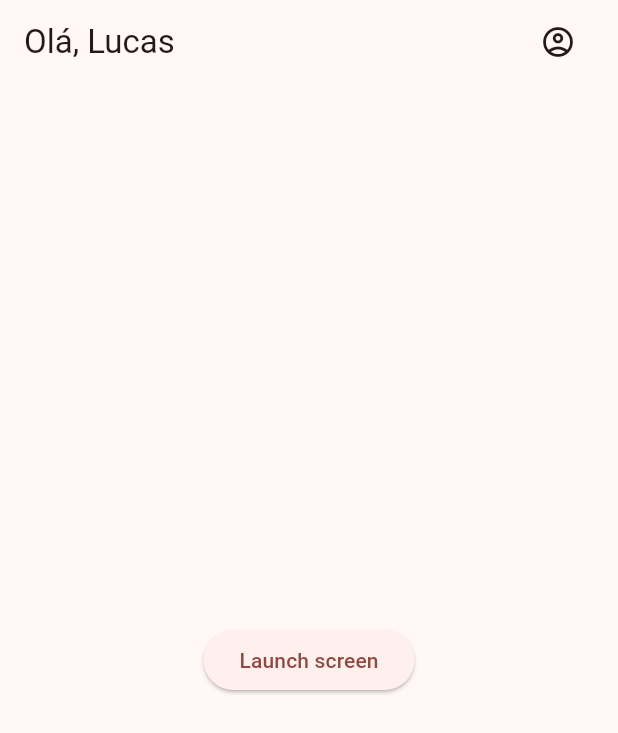
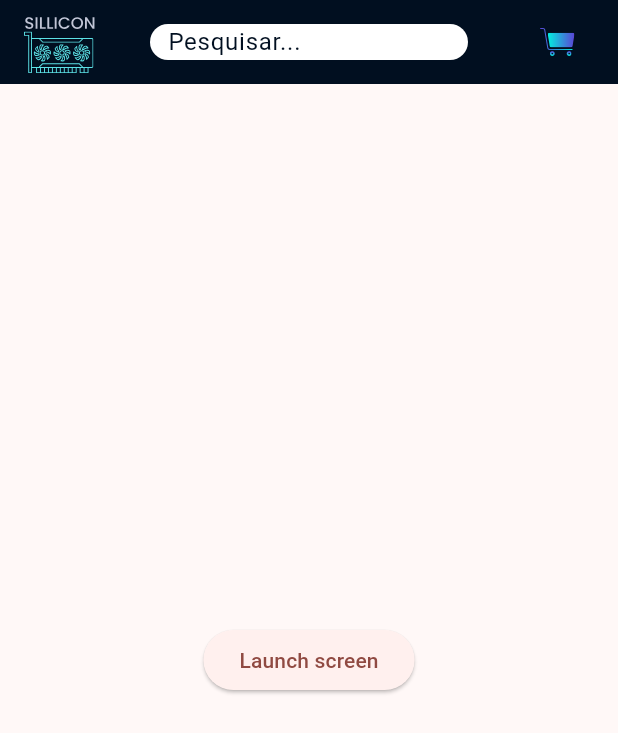
Before and after one commit to LucasLfs2004/first_flutter_app, a Flutter app: the screen it shows after launch, on a phone screen of 412 x 824 dp. Shown: the top 733 px of the screen. Run offline on Flutter 3.47's test engine with Material 3 defaults, Android fonts, the phone set to English and light mode, and no system bars; our stand-ins replace flutter_svg; statements that could not run were skipped.

Commit message:
Início da construção de app da loja

```diff
--- a/lib/screens/Home/home.dart
+++ b/lib/screens/Home/home.dart
@@ -1,34 +1,73 @@
 import 'package:flutter/material.dart';
+import 'package:flutter/services.dart';
+import 'package:flutter_svg/flutter_svg.dart';
 
 class HomeScreen extends StatelessWidget {
   const HomeScreen({super.key});
-
-
 
   @override
   Widget build(BuildContext context) {
     return Scaffold(
       appBar: AppBar(
-        backgroundColor: Colors.transparent,
+        backgroundColor: Color.fromRGBO(1, 15, 32, 1),
         elevation: 0,
-        title: Row(
-            mainAxisAlignment: MainAxisAlignment.spaceBetween,
-            children: [
-            const Text('Olá, Lucas'),
-            IconButton(onPressed: () {
-              Navigator.pushNamed(context, '/second');
-            }, icon: Icon(Icons.account_circle_outlined))
-          ]
+        title:
+            Row(mainAxisAlignment: MainAxisAlignment.spaceBetween, children: [
+          SvgPicture.asset(
+            'assets/sillicon_icon_square.svg',
+            width: 48.0,
+            height: 48.0,
+          ),
+          Expanded(
+            child: Padding(
+                padding: EdgeInsets.symmetric(horizontal: 36.0),
+                child: Container(
+                  height: 30,
+                  alignment: Alignment.center,
+                  child: TextField(
+                    decoration: InputDecoration(
+                      fillColor: Colors.white,
+                      filled: true,
 
-        ),
+                      hintText: 'Pesquisar...',
+                      hintStyle: TextStyle(
+                        color: Color.fromRGBO(1, 15, 32, 1), // Cor do texto de dica
+                      ),
+                      // border: InputBorder.none, // Remove a borda padrão,
+                      border: OutlineInputBorder(
+                        borderRadius:
+                            BorderRadius.circular(25.0), // Borda arredondada
+                        borderSide: BorderSide.none, // Remove a borda padrão
+                      ),
+                      contentPadding: EdgeInsets.symmetric(horizontal: 8,),
+                      isDense: true,
 
 
-
+                    ),
+                    style: TextStyle(
+                      color: Color.fromRGBO(1, 15, 32, 1),
+                      fontSize: ,
+                    ),
+                  ),
+                )),
+          ),
+          IconButton(
+            onPressed: () {
+              Navigator.pushNamed(context, '/second');
+            },
+            icon: SvgPicture.asset(
+              'assets/carrinho.svg',
+              width: 24,
+              height: 24,
+            ),
+            color: Colors.lightBlueAccent,
+          ),
+        ]),
       ),
       body: Center(
         child: ElevatedButton(
           onPressed: () {
-              Navigator.pushNamed(context, '/second');
+            Navigator.pushNamed(context, '/second');
           },
           child: const Text('Launch screen'),
         ),
--- a/pubspec.yaml
+++ b/pubspec.yaml
@@ -35,6 +35,7 @@ dependencies:
   # The following adds the Cupertino Icons font to your application.
   # Use with the CupertinoIcons class for iOS style icons.
   cupertino_icons: ^1.0.6
+  flutter_svg: ^2.0.10+1
 
 dev_dependencies:
   flutter_test:
@@ -57,6 +58,11 @@ flutter:
   # included with your application, so that you can use the icons in
   # the material Icons class.
   uses-material-design: true
+
+  assets:
+    - assets/sillicon_icon_square.png
+    - assets/sillicon_icon_square.svg
+    - assets/carrinho.svg
 
   # To add assets to your application, add an assets section, like this:
   # assets:
```
Also changed, not shown: assets/carrinho.svg (added), assets/sillicon_icon_square.png (added), assets/sillicon_icon_square.svg (added), pubspec.lock.
